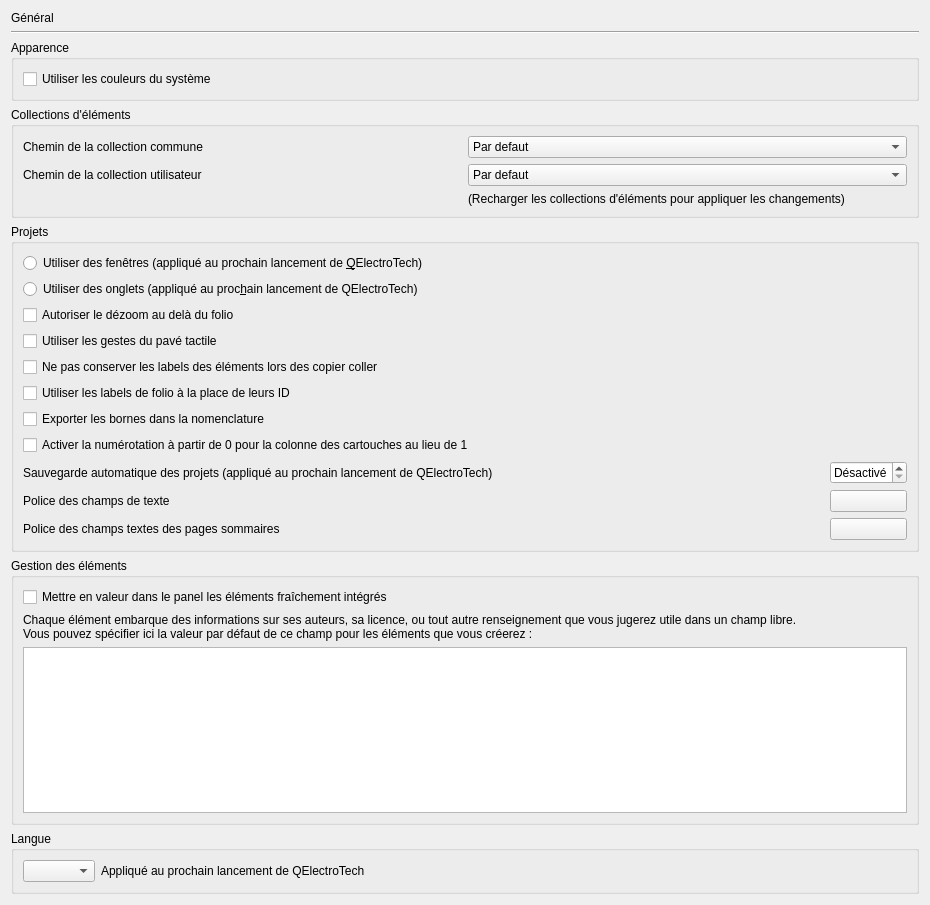
Before: the Qt Designer form sources/ui/configpage/generalconfigurationpage.ui in klauer/qelectrotech, drawn with Qt 5.
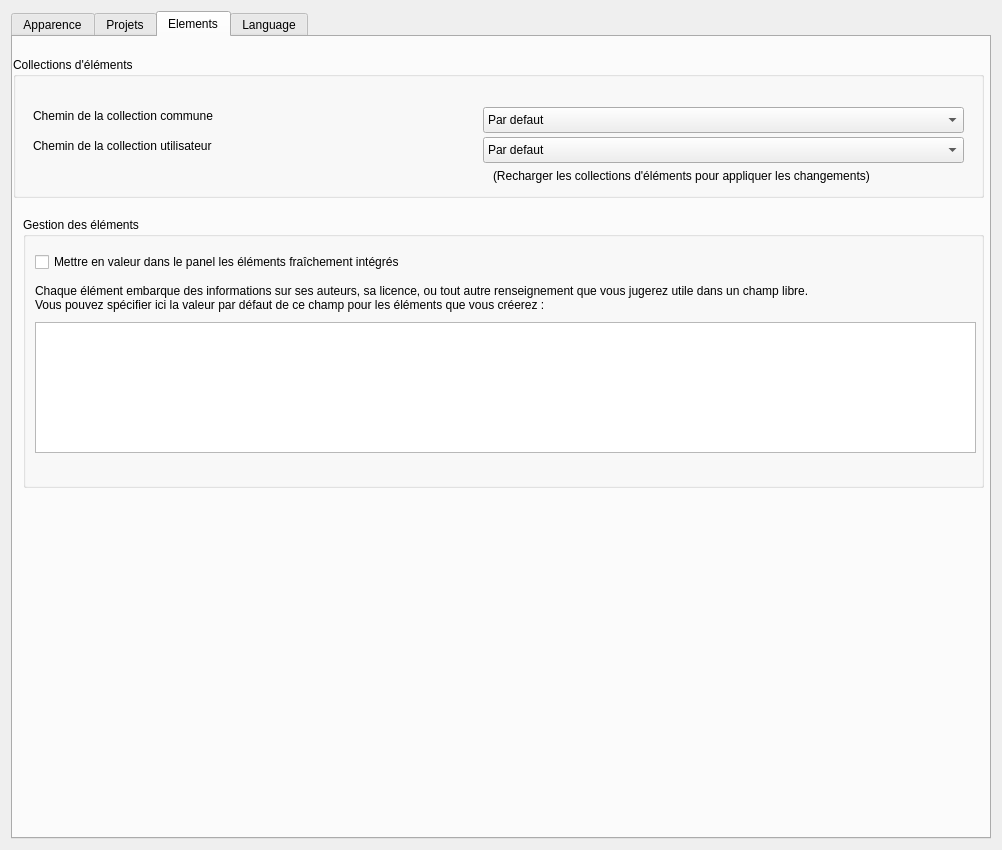
After: the same form once the commit is applied. The open tabs and pages were chosen to show the change.

Commit message: Improve general config page UI

Patch:
```diff
--- a/sources/ui/configpage/generalconfigurationpage.ui
+++ b/sources/ui/configpage/generalconfigurationpage.ui
@@ -6,8 +6,8 @@
    <rect>
     <x>0</x>
     <y>0</y>
-    <width>930</width>
-    <height>905</height>
+    <width>1000</width>
+    <height>850</height>
    </rect>
   </property>
   <property name="windowTitle">
@@ -15,71 +15,287 @@
   </property>
   <layout class="QVBoxLayout" name="verticalLayout_3">
    <item>
-    <widget class="QLabel" name="label_6">
-     <property name="text">
-      <string>Général</string>
+    <widget class="QTabWidget" name="tabWidget">
+     <property name="sizePolicy">
+      <sizepolicy hsizetype="Fixed" vsizetype="Expanding">
+       <horstretch>0</horstretch>
+       <verstretch>0</verstretch>
+      </sizepolicy>
      </property>
-    </widget>
-   </item>
-   <item>
-    <widget class="Line" name="line">
-     <property name="orientation">
-      <enum>Qt::Horizontal</enum>
+     <property name="minimumSize">
+      <size>
+       <width>980</width>
+       <height>0</height>
+      </size>
      </property>
-    </widget>
-   </item>
-   <item>
-    <widget class="QGroupBox" name="groupBox">
-     <property name="title">
-      <string>Apparence</string>
+     <property name="currentIndex">
+      <number>0</number>
      </property>
-     <layout class="QVBoxLayout" name="verticalLayout">
-      <item>
-       <widget class="QCheckBox" name="m_use_system_color_cb">
-        <property name="text">
-         <string>Utiliser les couleurs du système</string>
+     <widget class="QWidget" name="tab_3">
+      <attribute name="title">
+       <string>Apparence</string>
+      </attribute>
+      <widget class="QRadioButton" name="m_use_windows_mode_rb">
+       <property name="geometry">
+        <rect>
+         <x>10</x>
+         <y>100</y>
+         <width>535</width>
+         <height>24</height>
+        </rect>
+       </property>
+       <property name="text">
+        <string>Utiliser des fenêtres (appliqué au prochain lancement de &amp;QElectroTech)</string>
+       </property>
+      </widget>
+      <widget class="QRadioButton" name="m_use_tab_mode_rb">
+       <property name="geometry">
+        <rect>
+         <x>10</x>
+         <y>140</y>
+         <width>535</width>
+         <height>24</height>
+        </rect>
+       </property>
+       <property name="text">
+        <string>Utiliser des onglets (appliqué au proc&amp;hain lancement de QElectroTech)</string>
+       </property>
+      </widget>
+      <widget class="QCheckBox" name="m_use_gesture_trackpad">
+       <property name="geometry">
+        <rect>
+         <x>10</x>
+         <y>180</y>
+         <width>535</width>
+         <height>24</height>
+        </rect>
+       </property>
+       <property name="text">
+        <string>Utiliser les gestes du pavé tactile</string>
+       </property>
+      </widget>
+      <widget class="QCheckBox" name="m_zoom_out_beyond_folio">
+       <property name="geometry">
+        <rect>
+         <x>10</x>
+         <y>220</y>
+         <width>535</width>
+         <height>24</height>
+        </rect>
+       </property>
+       <property name="text">
+        <string>Autoriser le dézoom au delà du folio</string>
+       </property>
+      </widget>
+      <widget class="QCheckBox" name="m_use_system_color_cb">
+       <property name="geometry">
+        <rect>
+         <x>10</x>
+         <y>60</y>
+         <width>937</width>
+         <height>16</height>
+        </rect>
+       </property>
+       <property name="text">
+        <string>Utiliser les couleurs du système</string>
+       </property>
+      </widget>
+      <widget class="QFrame" name="frame">
+       <property name="geometry">
+        <rect>
+         <x>0</x>
+         <y>29</y>
+         <width>971</width>
+         <height>261</height>
+        </rect>
+       </property>
+       <property name="frameShape">
+        <enum>QFrame::StyledPanel</enum>
+       </property>
+       <property name="frameShadow">
+        <enum>QFrame::Raised</enum>
+       </property>
+      </widget>
+     </widget>
+     <widget class="QWidget" name="tab_4">
+      <attribute name="title">
+       <string>Projets</string>
+      </attribute>
+      <widget class="QGroupBox" name="groupBox_2">
+       <property name="geometry">
+        <rect>
+         <x>0</x>
+         <y>20</y>
+         <width>971</width>
+         <height>376</height>
+        </rect>
+       </property>
+       <property name="title">
+        <string/>
+       </property>
+       <layout class="QGridLayout" name="gridLayout">
+        <item row="3" column="0" colspan="2">
+         <widget class="QCheckBox" name="m_border_0">
+          <property name="text">
+           <string extracomment="Choix de l'increment de depart 1 ou 0">Activer la numérotation à partir de 0 pour la colonne des cartouches au lieu de 1</string>
+          </property>
+         </widget>
+        </item>
+        <item row="4" column="1">
+         <spacer name="horizontalSpacer">
+          <property name="orientation">
+           <enum>Qt::Horizontal</enum>
+          </property>
+          <property name="sizeHint" stdset="0">
+           <size>
+            <width>40</width>
+            <height>20</height>
+           </size>
+          </property>
+         </spacer>
+        </item>
+        <item row="1" column="0">
+         <widget class="QCheckBox" name="m_use_folio_label">
+          <property name="text">
+           <string>Utiliser les labels de folio à la place de leurs ID</string>
+          </property>
+         </widget>
+        </item>
+        <item row="4" column="2">
+         <widget class="QSpinBox" name="m_autosave_sb">
+          <property name="frame">
+           <bool>true</bool>
+          </property>
+          <property name="specialValueText">
+           <string>Désactivé</string>
+          </property>
+          <property name="suffix">
+           <string comment="minute"> min</string>
+          </property>
+         </widget>
+        </item>
+        <item row="0" column="0">
+         <widget class="QCheckBox" name="m_save_label_paste">
+          <property name="text">
+           <string>Ne pas conserver les labels des éléments lors des copier coller</string>
+          </property>
+         </widget>
+        </item>
+        <item row="2" column="0">
+         <widget class="QCheckBox" name="m_export_terminal">
+          <property name="text">
+           <string>Exporter les bornes dans la nomenclature</string>
+          </property>
+         </widget>
+        </item>
+        <item row="4" column="0">
+         <widget class="QLabel" name="label">
+          <property name="text">
+           <string>Sauvegarde automatique des projets (appliqué au prochain lancement de QElectroTech)</string>
+          </property>
+         </widget>
+        </item>
+        <item row="6" column="2">
+         <widget class="QPushButton" name="m_folio_list_pb">
+          <property name="text">
+           <string/>
+          </property>
+         </widget>
+        </item>
+        <item row="5" column="2">
+         <widget class="QPushButton" name="m_font_pb">
+          <property name="text">
+           <string/>
+          </property>
+         </widget>
+        </item>
+        <item row="6" column="0">
+         <widget class="QLabel" name="label_3">
+          <property name="text">
+           <string>Police des champs textes des pages sommaires</string>
+          </property>
+         </widget>
+        </item>
+        <item row="5" column="0">
+         <widget class="QLabel" name="label_2">
+          <property name="text">
+           <string>Police des champs de texte</string>
+          </property>
+         </widget>
+        </item>
+       </layout>
+      </widget>
+     </widget>
+     <widget class="QWidget" name="tab_5">
+      <attribute name="title">
+       <string>Elements</string>
+      </attribute>
+      <widget class="QGroupBox" name="groupBox_5">
+       <property name="geometry">
+        <rect>
+         <x>0</x>
+         <y>20</y>
+         <width>971</width>
+         <height>141</height>
+        </rect>
+       </property>
+       <property name="title">
+        <string>Collections d'éléments</string>
+       </property>
+       <property name="alignment">
+        <set>Qt::AlignLeading|Qt::AlignLeft|Qt::AlignTop</set>
+       </property>
+       <property name="flat">
+        <bool>false</bool>
+       </property>
+       <widget class="QLabel" name="label_9">
+        <property name="geometry">
+         <rect>
+          <x>480</x>
+          <y>110</y>
+          <width>431</width>
+          <height>18</height>
+         </rect>
         </property>
-       </widget>
-      </item>
-     </layout>
-    </widget>
-   </item>
-   <item>
-    <widget class="QGroupBox" name="groupBox_5">
-     <property name="title">
-      <string>Collections d'éléments</string>
-     </property>
-     <layout class="QGridLayout" name="gridLayout_2">
-      <item row="1" column="0">
-       <widget class="QLabel" name="label_8">
         <property name="text">
-         <string>Chemin de la collection utilisateur</string>
+         <string>(Recharger les collections d'éléments pour appliquer les changements)</string>
         </property>
        </widget>
-      </item>
-      <item row="0" column="0">
        <widget class="QLabel" name="label_7">
+        <property name="geometry">
+         <rect>
+          <x>20</x>
+          <y>50</y>
+          <width>207</width>
+          <height>18</height>
+         </rect>
+        </property>
         <property name="text">
          <string>Chemin de la collection commune</string>
         </property>
        </widget>
-      </item>
-      <item row="0" column="1">
-       <widget class="QComboBox" name="m_common_elmt_path_cb">
-        <item>
-         <property name="text">
-          <string>Par defaut</string>
-         </property>
-        </item>
-        <item>
-         <property name="text">
-          <string>Parcourir...</string>
-         </property>
-        </item>
+       <widget class="QLabel" name="label_8">
+        <property name="geometry">
+         <rect>
+          <x>20</x>
+          <y>80</y>
+          <width>208</width>
+          <height>18</height>
+         </rect>
+        </property>
+        <property name="text">
+         <string>Chemin de la collection utilisateur</string>
+        </property>
        </widget>
-      </item>
-      <item row="1" column="1">
        <widget class="QComboBox" name="m_custom_elmt_path_cb">
+        <property name="geometry">
+         <rect>
+          <x>470</x>
+          <y>80</y>
+          <width>481</width>
+          <height>26</height>
+         </rect>
+        </property>
         <item>
          <property name="text">
           <string>Par defaut</string>
@@ -91,200 +307,125 @@
          </property>
         </item>
        </widget>
-      </item>
-      <item row="2" column="1">
-       <widget class="QLabel" name="label_9">
-        <property name="text">
-         <string>(Recharger les collections d'éléments pour appliquer les changements)</string>
+       <widget class="QComboBox" name="m_common_elmt_path_cb">
+        <property name="geometry">
+         <rect>
+          <x>470</x>
+          <y>50</y>
+          <width>481</width>
+          <height>26</height>
+         </rect>
         </property>
+        <item>
+         <property name="text">
+          <string>Par defaut</string>
+         </property>
+        </item>
+        <item>
+         <property name="text">
+          <string>Parcourir...</string>
+         </property>
+        </item>
        </widget>
-      </item>
-     </layout>
-    </widget>
-   </item>
-   <item>
-    <widget class="QGroupBox" name="groupBox_2">
-     <property name="title">
-      <string>Projets</string>
-     </property>
-     <layout class="QGridLayout" name="gridLayout">
-      <item row="9" column="2">
-       <widget class="QPushButton" name="m_font_pb">
-        <property name="text">
-         <string/>
-        </property>
-       </widget>
-      </item>
-      <item row="8" column="0">
-       <widget class="QLabel" name="label">
-        <property name="text">
-         <string>Sauvegarde automatique des projets (appliqué au prochain lancement de QElectroTech)</string>
-        </property>
-       </widget>
-      </item>
-      <item row="10" column="2">
-       <widget class="QPushButton" name="m_folio_list_pb">
-        <property name="text">
-         <string/>
-        </property>
-       </widget>
-      </item>
-      <item row="4" column="0">
-       <widget class="QCheckBox" name="m_save_label_paste">
-        <property name="text">
-         <string>Ne pas conserver les labels des éléments lors des copier coller</string>
-        </property>
-       </widget>
-      </item>
-      <item row="1" column="0">
-       <widget class="QRadioButton" name="m_use_tab_mode_rb">
-        <property name="text">
-         <string>Utiliser des onglets (appliqué au proc&amp;hain lancement de QElectroTech)</string>
-        </property>
-       </widget>
-      </item>
-      <item row="3" column="0">
-       <widget class="QCheckBox" name="m_use_gesture_trackpad">
-        <property name="text">
-         <string>Utiliser les gestes du pavé tactile</string>
-        </property>
-       </widget>
-      </item>
-      <item row="10" column="0">
-       <widget class="QLabel" name="label_3">
-        <property name="text">
-         <string>Police des champs textes des pages sommaires</string>
-        </property>
-       </widget>
-      </item>
-      <item row="9" column="0">
-       <widget class="QLabel" name="label_2">
-        <property name="text">
-         <string>Police des champs de texte</string>
-        </property>
-       </widget>
-      </item>
-      <item row="6" column="0">
-       <widget class="QCheckBox" name="m_export_terminal">
-        <property name="text">
-         <string>Exporter les bornes dans la nomenclature</string>
-        </property>
-       </widget>
-      </item>
-      <item row="8" column="2">
-       <widget class="QSpinBox" name="m_autosave_sb">
-        <property name="frame">
-         <bool>true</bool>
-        </property>
-        <property name="specialValueText">
-         <string>Désactivé</string>
-        </property>
-        <property name="suffix">
-         <string comment="minute"> min</string>
-        </property>
-       </widget>
-      </item>
-      <item row="0" column="0">
-       <widget class="QRadioButton" name="m_use_windows_mode_rb">
-        <property name="text">
-         <string>Utiliser des fenêtres (appliqué au prochain lancement de &amp;QElectroTech)</string>
-        </property>
-       </widget>
-      </item>
-      <item row="2" column="0">
-       <widget class="QCheckBox" name="m_zoom_out_beyond_folio">
-        <property name="text">
-         <string>Autoriser le dézoom au delà du folio</string>
-        </property>
-       </widget>
-      </item>
-      <item row="5" column="0">
-       <widget class="QCheckBox" name="m_use_folio_label">
-        <property name="text">
-         <string>Utiliser les labels de folio à la place de leurs ID</string>
-        </property>
-       </widget>
-      </item>
-      <item row="8" column="1">
-       <spacer name="horizontalSpacer">
-        <property name="orientation">
-         <enum>Qt::Horizontal</enum>
-        </property>
-        <property name="sizeHint" stdset="0">
-         <size>
-          <width>40</width>
-          <height>20</height>
-         </size>
-        </property>
-       </spacer>
-      </item>
-      <item row="7" column="0" colspan="2">
-       <widget class="QCheckBox" name="m_border_0">
-        <property name="text">
-         <string extracomment="Choix de l'increment de depart 1 ou 0">Activer la numérotation à partir de 0 pour la colonne des cartouches au lieu de 1</string>
-        </property>
-       </widget>
-      </item>
-     </layout>
-    </widget>
-   </item>
-   <item>
-    <widget class="QGroupBox" name="groupBox_3">
-     <property name="title">
-      <string>Gestion des éléments</string>
-     </property>
-     <layout class="QVBoxLayout" name="verticalLayout_2">
-      <item>
+      </widget>
+      <widget class="QGroupBox" name="groupBox_3">
+       <property name="geometry">
+        <rect>
+         <x>10</x>
+         <y>180</y>
+         <width>961</width>
+         <height>271</height>
+        </rect>
+       </property>
+       <property name="title">
+        <string>Gestion des éléments</string>
+       </property>
+       <property name="alignment">
+        <set>Qt::AlignLeading|Qt::AlignLeft|Qt::AlignTop</set>
+       </property>
        <widget class="QCheckBox" name="m_highlight_integrated_elements">
+        <property name="geometry">
+         <rect>
+          <x>12</x>
+          <y>33</y>
+          <width>422</width>
+          <height>24</height>
+         </rect>
+        </property>
         <property name="text">
          <string>Mettre en valeur dans le panel les éléments fraîchement intégrés</string>
         </property>
        </widget>
-      </item>
-      <item>
        <widget class="QLabel" name="label_4">
+        <property name="geometry">
+         <rect>
+          <x>12</x>
+          <y>63</y>
+          <width>888</width>
+          <height>36</height>
+         </rect>
+        </property>
         <property name="text">
          <string>Chaque élément embarque des informations sur ses auteurs, sa licence, ou tout autre renseignement que vous jugerez utile dans un champ libre.
 Vous pouvez spécifier ici la valeur par défaut de ce champ pour les éléments que vous créerez :</string>
         </property>
        </widget>
-      </item>
-      <item>
-       <widget class="QTextEdit" name="m_default_elements_info"/>
-      </item>
-     </layout>
-    </widget>
-   </item>
-   <item>
-    <widget class="QGroupBox" name="groupBox_4">
-     <property name="title">
-      <string>Langue</string>
-     </property>
-     <layout class="QHBoxLayout" name="horizontalLayout">
-      <item>
-       <widget class="QComboBox" name="m_lang_cb"/>
-      </item>
-      <item>
-       <widget class="QLabel" name="label_5">
+       <widget class="QTextEdit" name="m_default_elements_info">
+        <property name="geometry">
+         <rect>
+          <x>12</x>
+          <y>105</y>
+          <width>941</width>
+          <height>131</height>
+         </rect>
+        </property>
+       </widget>
+      </widget>
+     </widget>
+     <widget class="QWidget" name="tab_6">
+      <attribute name="title">
+       <string>Language</string>
+      </attribute>
+      <widget class="QGroupBox" name="groupBox_4">
+       <property name="geometry">
+        <rect>
+         <x>0</x>
+         <y>20</y>
+         <width>971</width>
+         <height>91</height>
+        </rect>
+       </property>
+       <property name="title">
+        <string/>
+       </property>
+       <property name="alignment">
+        <set>Qt::AlignJustify|Qt::AlignVCenter</set>
+       </property>
+       <widget class="QComboBox" name="m_lang_cb">
+        <property name="geometry">
+         <rect>
+          <x>50</x>
+          <y>40</y>
+          <width>141</width>
+          <height>26</height>
+         </rect>
+        </property>
+       </widget>
+       <widget class="QLabel" name="label_6">
+        <property name="geometry">
+         <rect>
+          <x>330</x>
+          <y>40</y>
+          <width>300</width>
+          <height>18</height>
+         </rect>
+        </property>
         <property name="text">
          <string>Appliqué au prochain lancement de QElectroTech</string>
         </property>
        </widget>
-      </item>
-      <item>
-       <spacer name="horizontalSpacer_2">
-        <property name="orientation">
-         <enum>Qt::Horizontal</enum>
-        </property>
-        <property name="sizeHint" stdset="0">
-         <size>
-          <width>40</width>
-          <height>20</height>
-         </size>
-        </property>
-       </spacer>
-      </item>
-     </layout>
+      </widget>
+     </widget>
     </widget>
    </item>
   </layout>
```
Left out of the diff: 9 changed lines with no effect on the pictures.
